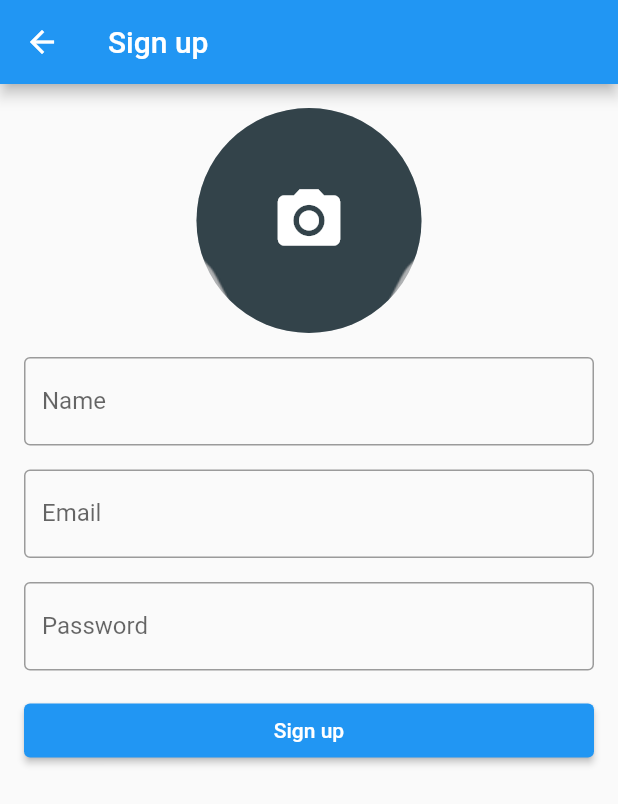
After one commit to kfahmi77/flutter_belajar, a Flutter app: the AuthFirebaseWidget screen opened by its route, on a phone screen of 412 x 824 dp. The commit adds this screen. Shown: the top 804 px of the screen. Run offline on Flutter 3.47's test engine with Material 2 defaults, Android fonts, the phone set to English and light mode, and no system bars; our stand-ins replace cloud_firestore, firebase_auth, firebase_core, firebase_storage, flutter_screenutil, flutter_svg and 3 more; accounts and stored records are empty.

Commit message:
just commit :)

```diff
--- /dev/null
+++ b/lib/common/constant/firebase.dart
@@ -0,0 +1,5 @@
+import 'package:firebase_auth/firebase_auth.dart';
+import 'package:firebase_storage/firebase_storage.dart';
+
+final auth = FirebaseAuth.instance;
+final storage = FirebaseStorage.instance;
--- a/lib/main.dart
+++ b/lib/main.dart
@@ -1,10 +1,12 @@
+import 'package:firebase_core/firebase_core.dart';
 import 'package:flutter/material.dart';
 import 'package:flutter_belajar/common/app_drawer.dart';
-import 'package:flutter_screenutil/flutter_screenutil.dart';
 
 import 'routes.dart';
 
-Future<void> main() async {
+void main() async {
+  WidgetsFlutterBinding.ensureInitialized();
+  await Firebase.initializeApp();
   runApp(const MyApp());
 }
 
--- /dev/null
+++ b/lib/module/firebase/auth/auth_firebase.dart
@@ -0,0 +1,199 @@
+import 'dart:io';
+import 'package:flutter/material.dart';
+import 'package:flutter/services.dart';
+import 'package:image_picker/image_picker.dart';
+import 'package:firebase_auth/firebase_auth.dart';
+import 'package:firebase_storage/firebase_storage.dart';
+import 'package:cloud_firestore/cloud_firestore.dart';
+
+class AuthFirebaseWidget extends StatefulWidget {
+  const AuthFirebaseWidget({super.key});
+
+  @override
+  createState() => _AuthFirebaseWidgetState();
+}
+
+class _AuthFirebaseWidgetState extends State<AuthFirebaseWidget> {
+  final FirebaseAuth _auth = FirebaseAuth.instance;
+  final FirebaseFirestore _firestore = FirebaseFirestore.instance;
+  final FirebaseStorage _storage = FirebaseStorage.instance;
+
+  final picker = ImagePicker();
+
+  File? _image;
+  TextEditingController _nameController = TextEditingController();
+  TextEditingController _emailController = TextEditingController();
+  TextEditingController _passwordController = TextEditingController();
+
+  Future<void> getImage(ImageSource source) async {
+    final pickedFile = await picker.getImage(source: source);
+
+    setState(() {
+      if (pickedFile != null) {
+        _image = File(pickedFile.path);
+      } else {
+        print('No image selected.');
+      }
+    });
+  }
+
+  Future<String> uploadImage(File file, String uid) async {
+    Reference ref = _storage.ref().child("user/$uid.jpg");
+    await ref.putFile(file);
+    final downloadUrl = await ref.getDownloadURL();
+    return downloadUrl;
+  }
+
+  Future<String> uploadDefaultImage(String uid) async {
+    String url = '';
+    final ByteData bytes =
+        await rootBundle.load('assets/image/default_profile_image.jpg');
+    final Uint8List data = bytes.buffer.asUint8List();
+
+    final Reference ref = _storage.ref().child('user/$uid.jpg');
+    final UploadTask task = ref.putData(data);
+
+    await task.whenComplete(() async {
+      url = await ref.getDownloadURL();
+      setState(() {
+        _image = null;
+      });
+    });
+    return url;
+  }
+
+  Future<void> signUp() async {
+    try {
+      UserCredential userCredential =
+          await _auth.createUserWithEmailAndPassword(
+        email: _emailController.text,
+        password: _passwordController.text,
+      );
+
+      String imageUrl = await (_image != null
+          ? uploadImage(_image!, userCredential.user!.uid)
+          : uploadDefaultImage(userCredential.user!.uid));
+
+      await _firestore.collection("users").doc(userCredential.user!.uid).set({
+        "name": _nameController.text,
+        "email": _emailController.text,
+        "imageUrl": imageUrl,
+      });
+
+      Navigator.pop(context);
+    } on FirebaseAuthException catch (e) {
+      if (e.code == 'weak-password') {
+        print('The password provided is too weak.');
+      } else if (e.code == 'email-already-in-use') {
+        print('The account already exists for that email.');
+      }
+    } catch (e) {
+      print(e);
+    }
+  }
+
+  @override
+  Widget build(BuildContext context) {
+    return Scaffold(
+      appBar: AppBar(
+        title: const Text("Sign up"),
+      ),
+      body: SingleChildScrollView(
+        child: Container(
+          padding: const EdgeInsets.all(16),
+          child: Column(
+            crossAxisAlignment: CrossAxisAlignment.stretch,
+            children: <Widget>[
+              GestureDetector(
+                onTap: () {
+                  showModalBottomSheet(
+                      context: context,
+                      builder: (BuildContext context) {
+                        return SafeArea(
+                          child: Wrap(
+                            children: <Widget>[
+                              ListTile(
+                                leading: const Icon(Icons.photo_library),
+                                title: const Text('Photo Library'),
+                                onTap: () {
+                                  getImage(ImageSource.gallery);
+                                  Navigator.of(context).pop();
+                                },
+                              ),
+                              ListTile(
+                                leading: const Icon(Icons.photo_camera),
+                                title: const Text('Camera'),
+                                onTap: () {
+                                  getImage(ImageSource.camera);
+                                  Navigator.of(context).pop();
+                                },
+                              ),
+                            ],
+                          ),
+                        );
+                      });
+                },
+                child: Container(
+                  width: 150,
+                  height: 150,
+                  decoration: BoxDecoration(
+                    shape: BoxShape.circle,
+                    image: DecorationImage(
+                      fit: BoxFit.cover,
+                      image: _image != null
+                          ? FileImage(_image!)
+                          : const AssetImage(
+                                  "assets/image/default_profile_image.jpg")
+                              as ImageProvider<Object>,
+                    ),
+                  ),
+                  child: Container(
+                    decoration: const BoxDecoration(
+                      shape: BoxShape.circle,
+                      color: Colors.black26,
+                    ),
+                    child: const Icon(
+                      Icons.camera_alt,
+                      size: 50,
+                      color: Colors.white,
+                    ),
+                  ),
+                ),
+              ),
+              const SizedBox(height: 16),
+              TextField(
+                controller: _nameController,
+                decoration: const InputDecoration(
+                  labelText: "Name",
+                  border: OutlineInputBorder(),
+                ),
+              ),
+              const SizedBox(height: 16),
+              TextField(
+                controller: _emailController,
+                decoration: const InputDecoration(
+                  labelText: "Email",
+                  border: OutlineInputBorder(),
+                ),
+              ),
+              const SizedBox(height: 16),
+              TextField(
+                controller: _passwordController,
+                obscureText: true,
+                decoration: const InputDecoration(
+                  labelText: "Password",
+                  border: OutlineInputBorder(),
+                ),
+              ),
+              const SizedBox(height: 16),
+              ElevatedButton(
+                onPressed: signUp,
+                child: const Text("Sign up"),
+              ),
+            ],
+          ),
+        ),
+      ),
+    );
+  }
+}
--- a/lib/routes.dart
+++ b/lib/routes.dart
@@ -1,9 +1,11 @@
 import 'package:flutter/material.dart';
 import 'package:flutter_belajar/module/coba/coba.dart';
+import 'package:flutter_belajar/module/firebase/auth/home.dart';
 import 'package:flutter_belajar/module/http/http.dart';
 import 'package:go_router/go_router.dart';
 
 import 'module/about/about.dart';
+import 'module/firebase/auth/auth_firebase.dart';
 import 'module/home/home_page.dart';
 import 'module/settings/settings.dart';
 
@@ -45,8 +47,22 @@ final router = GoRouter(
         ),
         GoRoute(
           path: 'coba',
-          pageBuilder: (context, state) => MaterialPage<MaterialPageRoute>(
+          pageBuilder: (context, state) =>
+              const MaterialPage<MaterialPageRoute>(
             child: CobaWidget(),
+          ),
+        ),
+        GoRoute(
+            path: 'auth-firebase',
+            builder: (BuildContext context, GoRouterState state) {
+              return const AuthFirebaseWidget();
+            },
+            routes: <RouteBase>[]),
+        GoRoute(
+          path: 'home-auth',
+          pageBuilder: (context, state) =>
+              const MaterialPage<MaterialPageRoute>(
+            child: HomeAuthWidget(),
           ),
         ),
       ],
```
Also changed, not shown: lib/common/app_drawer.dart (+17 -2 lines), lib/module/coba/coba.dart (+150 -115 lines), lib/module/firebase/auth/home.dart (added, +55 -0 lines), pubspec.yaml (+9 -0 lines), assets/image/default_profile_image.jpg (added), lib/firebase_options.dart (added), pubspec.lock, 6 other files.
